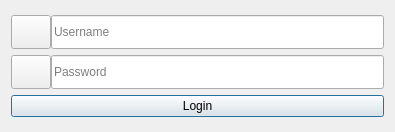
Before: the Qt Designer form source/dialogs/login_ui.ui in 5l1v3r1/Moderat, drawn with Qt 5.
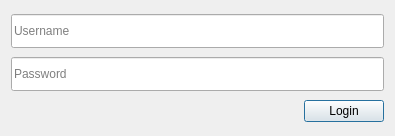
After: the same form once the commit is applied. Icons and pictures are not drawn.

```diff
--- a/source/dialogs/login_ui.ui
+++ b/source/dialogs/login_ui.ui
@@ -7,7 +7,7 @@
     <x>0</x>
     <y>0</y>
     <width>395</width>
-    <height>132</height>
+    <height>136</height>
    </rect>
   </property>
   <property name="minimumSize">
@@ -30,89 +30,24 @@
     <normaloff>:/icons/assets/logo.png</normaloff>:/icons/assets/logo.png</iconset>
   </property>
   <layout class="QGridLayout" name="gridLayout">
-   <item row="0" column="0">
-    <layout class="QVBoxLayout" name="verticalLayout">
-     <item>
-      <layout class="QHBoxLayout" name="horizontalLayout_2">
-       <property name="spacing">
-        <number>0</number>
-       </property>
-       <item>
-        <widget class="QPushButton" name="addUsernameButton">
-         <property name="minimumSize">
+   <item row="2" column="0">
+    <spacer name="horizontalSpacer">
+     <property name="orientation">
+      <enum>Qt::Horizontal</enum>
+     </property>
+     <property name="sizeHint" stdset="0">
           <size>
-           <width>0</width>
-           <height>34</height>
-          </size>
-         </property>
-         <property name="maximumSize">
-          <size>
-           <width>16777215</width>
-           <height>16777215</height>
-          </size>
-         </property>
-         <property name="focusPolicy">
-          <enum>Qt::NoFocus</enum>
-         </property>
-         <property name="text">
-          <string/>
-         </property>
-         <property name="icon">
-          <iconset resource="../res.qrc">
-           <normaloff>:/icons/assets/add_moderator.png</normaloff>:/icons/assets/add_moderator.png</iconset>
-         </property>
-         <property name="iconSize">
-          <size>
-           <width>20</width>
+       <width>40</width>
            <height>20</height>
           </size>
          </property>
-        </widget>
-       </item>
-       <item>
-        <widget class="QLineEdit" name="usernameLine">
-         <property name="minimumSize">
-          <size>
-           <width>0</width>
-           <height>34</height>
-          </size>
-         </property>
-         <property name="placeholderText">
-          <string>Username</string>
-         </property>
-        </widget>
-       </item>
-      </layout>
-     </item>
-     <item>
-      <layout class="QHBoxLayout" name="horizontalLayout_3">
-       <property name="spacing">
-        <number>0</number>
-       </property>
-       <item>
-        <widget class="QPushButton" name="addPasswordButton">
-         <property name="minimumSize">
-          <size>
-           <width>0</width>
-           <height>34</height>
-          </size>
-         </property>
-         <property name="maximumSize">
-          <size>
-           <width>16777215</width>
-           <height>16777215</height>
-          </size>
-         </property>
-         <property name="focusPolicy">
-          <enum>Qt::NoFocus</enum>
-         </property>
+    </spacer>
+   </item>
+   <item row="2" column="1">
+    <widget class="QPushButton" name="loginButton">
          <property name="text">
-          <string/>
-         </property>
-         <property name="icon">
-          <iconset resource="../res.qrc">
-           <normaloff>:/icons/assets/password.png</normaloff>:/icons/assets/password.png</iconset>
-         </property>
+      <string>Login</string>
+     </property>
          <property name="iconSize">
           <size>
            <width>20</width>
@@ -121,7 +56,7 @@
          </property>
         </widget>
        </item>
-       <item>
+   <item row="1" column="0" colspan="2">
         <widget class="QLineEdit" name="passwordLine">
          <property name="minimumSize">
           <size>
@@ -135,30 +70,28 @@
          <property name="placeholderText">
           <string>Password</string>
          </property>
-        </widget>
-       </item>
-      </layout>
-     </item>
-     <item>
-      <widget class="QPushButton" name="loginButton">
-       <property name="text">
-        <string>Login</string>
-       </property>
-       <property name="icon">
-        <iconset resource="../res.qrc">
-         <normaloff>:/icons/assets/locked.png</normaloff>:/icons/assets/locked.png</iconset>
-       </property>
-       <property name="iconSize">
+     <property name="password" stdset="0">
+      <string>1</string>
+     </property>
+    </widget>
+   </item>
+   <item row="0" column="0" colspan="2">
+    <widget class="QLineEdit" name="usernameLine">
+     <property name="minimumSize">
         <size>
-         <width>20</width>
-         <height>20</height>
-        </size>
-       </property>
+       <width>0</width>
+       <height>34</height>
+      </size>
+     </property>
+     <property name="placeholderText">
+      <string>Username</string>
+     </property>
+     <property name="username" stdset="0">
+      <string notr="true">1</string>
+     </property>
       </widget>
      </item>
     </layout>
-   </item>
-  </layout>
  </widget>
  <tabstops>
   <tabstop>loginButton</tabstop>
```
Left out of the diff: 3 changed lines with no effect on the pictures. Lines whose indentation alone changed are shown as unchanged.
